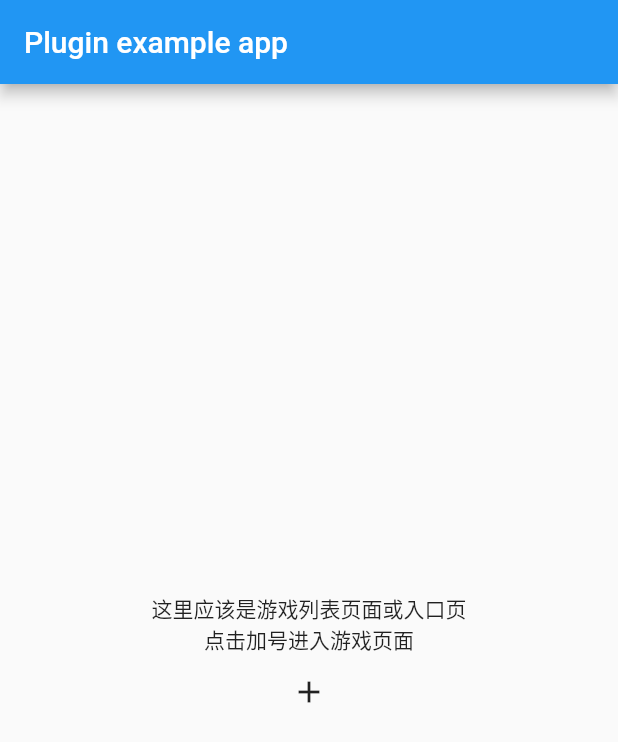
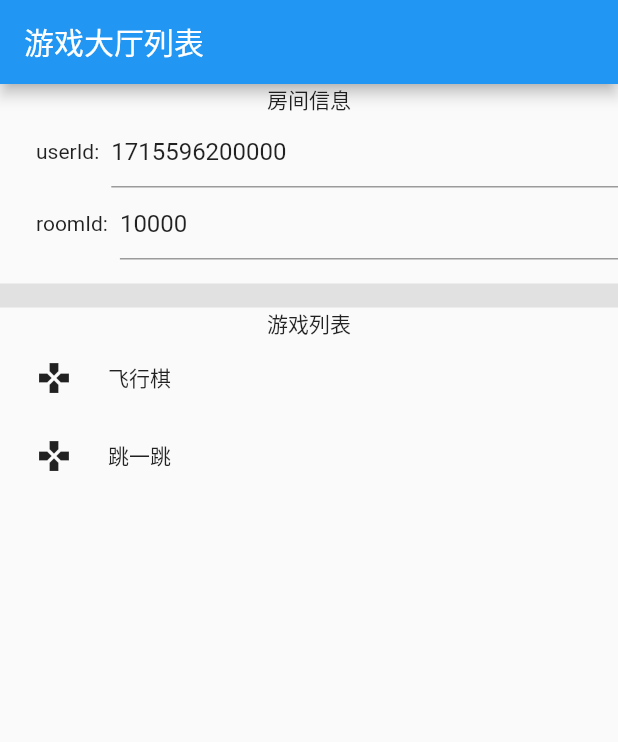
Before and after one commit to FBSocial/mini_game_view, a Flutter app: the screen it shows after launch, on a phone screen of 412 x 824 dp. Shown: the top 742 px of the screen. Run offline on Flutter 3.47's test engine with Material 2 defaults, Android fonts, the phone set to English and light mode, and no system bars; our stand-ins replace flutter_keyboard_visibility, get, plugin_platform_interface.

Commit message:
feat: 游戏信息传参

```diff
--- a/example/lib/main.dart
+++ b/example/lib/main.dart
@@ -1,9 +1,6 @@
 import 'package:flutter/material.dart';
-import 'dart:async';
-
-import 'package:mini_game_view/mini_game_view.dart';
-import 'package:mini_game_view/mini_game_view_platform_interface.dart';
-import 'package:mini_game_view_example/keyboard_container.dart';
+import 'package:get/get.dart';
+import 'package:mini_game_view_example/mini_game_page.dart';
 
 void main() {
   runApp(const MyApp());
@@ -17,128 +14,98 @@ class MyApp extends StatefulWidget {
 }
 
 class _MyAppState extends State<MyApp> {
+  late TextEditingController _userIdController;
+  late TextEditingController _roomIdController;
+
+  @override
+  void initState() {
+    super.initState();
+    _userIdController = TextEditingController(
+        text: DateTime.now().millisecondsSinceEpoch.toString());
+    _roomIdController = TextEditingController(text: '10000');
+  }
+
   @override
   Widget build(BuildContext context) {
-    return MaterialApp(
+    return GetMaterialApp(
       home: Scaffold(
         appBar: AppBar(
-          title: const Text('Plugin example app'),
+          title: const Text('游戏大厅列表'),
         ),
-        body: Center(
-          child: Column(
-            mainAxisSize: MainAxisSize.min,
-            children: [
-              const Text('这里应该是游戏列表页面或入口页'),
-              const Text('点击加号进入游戏页面'),
-              Builder(
-                builder: (ctx) {
-                  return IconButton(
-                    onPressed: () {
-                      Navigator.of(ctx).push(
-                          MaterialPageRoute(builder: (_) => const GameView()));
-                    },
-                    icon: const Icon(Icons.add),
-                  );
-                },
+        body: Column(
+          mainAxisSize: MainAxisSize.min,
+          mainAxisAlignment: MainAxisAlignment.start,
+          children: [
+            const Text('房间信息'),
+            Row(
+              mainAxisSize: MainAxisSize.min,
+              children: [
+                const SizedBox(width: 24),
+                const Text('userId:'),
+                const SizedBox(width: 8),
+                Expanded(
+                  child: TextField(controller: _userIdController),
+                ),
+              ],
+            ),
+            Row(
+              mainAxisSize: MainAxisSize.min,
+              children: [
+                const SizedBox(width: 24),
+                const Text('roomId:'),
+                const SizedBox(width: 8),
+                Expanded(
+                  child: TextField(controller: _roomIdController),
+                ),
+              ],
+            ),
+            Container(
+              color: Colors.black.withOpacity(.1),
+              margin: const EdgeInsets.only(top: 16),
+              height: 16,
+            ),
+            const Text('游戏列表'),
+            Expanded(
+              child: ListView(
+                children: [
+                  _buildGameItem('飞行棋', '1468180338417074177'),
+                  _buildGameItem('跳一跳', '1680881367829176322'),
+                ],
               ),
-            ],
-          ),
+            ),
+          ],
         ),
       ),
     );
   }
-}
 
-class GameView extends StatefulWidget {
-  const GameView({super.key});
-
-  @override
-  State<GameView> createState() => _GameViewState();
-}
-
-class _GameViewState extends State<GameView> {
-  bool showMessage = true;
-  final focusNode = FocusNode();
-
-  @override
-  Widget build(BuildContext context) {
-    return Scaffold(
-      appBar: AppBar(
-        title: const Text('Game Plugin Test'),
-      ),
-      resizeToAvoidBottomInset: false,
-      backgroundColor: Colors.red,
-      body: Stack(
-        children: [
-          Column(
-            children: const [
-              Expanded(child: MiniGameView()),
-              SizedBox(height: 300, child: Center(child: Text('Flutter View'))),
-            ],
-          ),
-          Positioned(
-            bottom: 0,
-            left: 0,
-            right: 0,
-            child: Visibility(
-              visible: showMessage,
-              child: Container(
-                color: Colors.grey.withOpacity(.5),
-                child: Column(
-                  mainAxisSize: MainAxisSize.min,
-                  children: [
-                    SizedBox(
-                      height: 300 - 52,
-                      child: ListView.builder(
-                        itemCount: 100,
-                        itemBuilder: (_, index) {
-                          return ListTile(
-                              title: Text('听说这个游戏很好玩，是不是啊， ${index + 1}'));
-                        },
-                      ),
-                    ),
-                    Container(
-                      color: Colors.white,
-                      height: 52,
-                      padding: const EdgeInsets.only(left: 16),
-                      child: TextField(
-                        focusNode: focusNode,
-                        decoration: const InputDecoration(hintText: '说点什么吧'),
-                      ),
-                    ),
-                    KeyboardContainer(focusNode: focusNode),
-                  ],
-                ),
-              ),
-            ),
-          ),
-        ],
-      ),
-      floatingActionButton: Column(
-        mainAxisSize: MainAxisSize.min,
-        children: [
-          FloatingActionButton(
-            onPressed: updateMessageShowStatus,
-            child: const Text('弹幕'),
-          ),
-          FloatingActionButton(
-            onPressed: loadingGame,
-            child: const Text('加载'),
-          ),
-        ],
+  Widget _buildGameItem(String gameName, String gameId) {
+    return GestureDetector(
+      behavior: HitTestBehavior.opaque,
+      onTap: () => openGameView(gameName, gameId),
+      child: SizedBox(
+        height: 52,
+        child: Row(
+          children: [
+            const SizedBox(width: 24),
+            const Icon(Icons.games),
+            const SizedBox(width: 24),
+            Text(gameName),
+          ],
+        ),
       ),
     );
   }
 
-  void updateMessageShowStatus() {
-    setState(() {
-      showMessage = !showMessage;
-    });
-  }
-
-  Future<void> loadingGame() async {
-    // MiniGameViewPlatform.instance.getPlatformVersion();
-    MiniGameViewPlatform.instance
-        .loadGameView(roomId: "10000", gameId: "1468434401847222273");
+  void openGameView(String gameName, String gameId) {
+    Get.to(
+      () => const GameView(),
+      arguments: GameViewArguments(
+        gameName: gameName,
+        gameId: gameId,
+        userId: _userIdController.text,
+        roomId: _roomIdController.text,
+      ),
+    );
   }
 }
--- /dev/null
+++ b/example/lib/mini_game_page.dart
@@ -0,0 +1,129 @@
+import 'package:flutter/material.dart';
+import 'package:get/get.dart';
+import 'dart:async';
+
+import 'package:mini_game_view/mini_game_view.dart';
+import 'package:mini_game_view/mini_game_view_platform_interface.dart';
+import 'package:mini_game_view_example/keyboard_container.dart';
+
+class GameViewArguments {
+  final String gameName;
+  final String roomId;
+  final String gameId;
+  final String userId;
+
+  GameViewArguments({
+    this.gameName = 'mini game',
+    required this.roomId,
+    required this.gameId,
+    required this.userId,
+  });
+}
+
+class GameView extends StatefulWidget {
+  const GameView({super.key});
+
+  @override
+  State<GameView> createState() => _GameViewState();
+}
+
+class _GameViewState extends State<GameView> {
+  bool showMessage = true;
+  final focusNode = FocusNode();
+  late GameViewArguments arguments;
+
+  @override
+  void initState() {
+    super.initState();
+    arguments = Get.arguments as GameViewArguments;
+  }
+
+  @override
+  Widget build(BuildContext context) {
+    return Scaffold(
+      appBar: AppBar(
+        title: Text(arguments.gameName),
+      ),
+      resizeToAvoidBottomInset: false,
+      backgroundColor: Colors.red,
+      body: Stack(
+        children: [
+          Column(
+            children: [
+              Expanded(
+                child: MiniGameView(
+                  roomId: arguments.roomId,
+                  gameId: arguments.gameId,
+                  userId: arguments.userId,
+                ),
+              ),
+              const SizedBox(
+                height: 300,
+                child: Center(child: Text('Flutter Placeholder View')),
+              ),
+            ],
+          ),
+          Positioned(
+            bottom: 0,
+            left: 0,
+            right: 0,
+            child: Visibility(
+              visible: showMessage,
+              child: Container(
+                color: Colors.grey.withOpacity(.5),
+                child: Column(
+                  mainAxisSize: MainAxisSize.min,
+                  children: [
+                    SizedBox(
+                      height: 300 - 52,
+                      child: ListView.builder(
+                        itemCount: 100,
+                        itemBuilder: (_, index) {
+                          return ListTile(
+                              title: Text('听说这个游戏很好玩，是不是啊， ${index + 1}'));
+                        },
+                      ),
+                    ),
+                    Container(
+                      color: Colors.white,
+                      height: 52,
+                      padding: const EdgeInsets.only(left: 16),
+                      child: TextField(
+                        focusNode: focusNode,
+                        decoration: const InputDecoration(hintText: '说点什么吧'),
+                      ),
+                    ),
+                    KeyboardContainer(focusNode: focusNode),
+                  ],
+                ),
+              ),
+            ),
+          ),
+        ],
+      ),
+      floatingActionButton: Column(
+        mainAxisSize: MainAxisSize.min,
+        children: [
+          FloatingActionButton(
+            onPressed: updateMessageShowStatus,
+            child: const Text('弹幕'),
+          ),
+          FloatingActionButton(
+            onPressed: loadingGame,
+            child: const Text('加载'),
+          ),
+        ],
+      ),
+    );
+  }
+
+  void updateMessageShowStatus() {
+    setState(() {
+      showMessage = !showMessage;
+    });
+  }
+
+  Future<void> loadingGame() async {
+    MiniGameViewPlatform.instance.loadGameView();
+  }
+}
--- a/lib/mini_game_view.dart
+++ b/lib/mini_game_view.dart
@@ -1,32 +1,30 @@
+import 'package:flutter/foundation.dart';
 import 'dart:io';
 
-import 'package:flutter/foundation.dart';
 import 'package:flutter/gestures.dart';
 import 'package:flutter/rendering.dart';
 import 'package:flutter/services.dart';
 import 'package:flutter/widgets.dart';
 
-// class MiniGameView {
-//   Future<String?> getPlatformVersion() {
-//     return MiniGameViewPlatform.instance.getPlatformVersion();
-//   }
-// }
+class MiniGameView extends StatelessWidget {
+  final String roomId;
+  final String gameId;
+  final String userId;
 
-class MiniGameView extends StatelessWidget {
-  const MiniGameView({super.key});
+  const MiniGameView({
+    required this.roomId,
+    required this.gameId,
+    required this.userId,
+    super.key,
+  });
 
   @override
   Widget build(BuildContext context) {
-    // This is used in the platform side to register the view.
-    const String viewType = '<platform-view-type>';
-    // Pass parameters to the platform side.
-    const Map<String, dynamic> creationParams = <String, dynamic>{};
-    // return AndroidView(
-    //   viewType: viewType,
-    //   layoutDirection: TextDirection.ltr,
-    //   creationParams: creationParams,
-    //   creationParamsCodec: const StandardMessageCodec(),
-    // );
+    const String viewType = '<mini-game-view-type>';
+    Map<String, dynamic> creationParams = <String, dynamic>{};
+    creationParams['roomId'] = roomId;
+    creationParams['gameId'] = gameId;
+    creationParams['userId'] = userId;
     if (Platform.isIOS) {
       return const UiKitView(
         viewType: 'my_custom_view',
--- a/lib/mini_game_view_platform_interface.dart
+++ b/lib/mini_game_view_platform_interface.dart
@@ -27,8 +27,7 @@ abstract class MiniGameViewPlatform extends PlatformInterface {
     throw UnimplementedError('platformVersion() has not been implemented.');
   }
 
-  Future<void> loadGameView(
-      {required String roomId, required String gameId}) async {
+  Future<void> loadGameView() async {
     throw UnimplementedError('loadGameView() has not been implemented.');
   }
 }
```
Also changed, not shown: lib/mini_game_view_method_channel.dart (+2 -6 lines), 2 other files.
